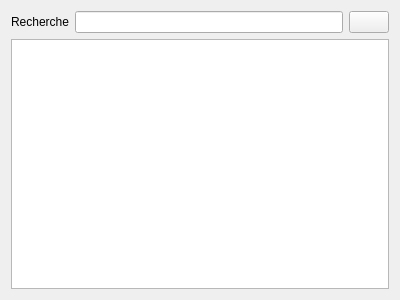
Above: src/Token/TokenMenu.ui from Nepta/nixjdr before the change. Below: the same form after it.
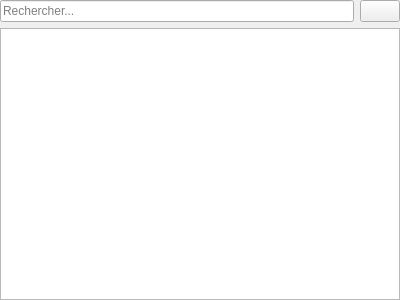
That is the form after the change. Icons and pictures are not drawn. Custom widgets are drawn as their Qt base class.

```diff
--- a/src/Token/TokenMenu.ui
+++ b/src/Token/TokenMenu.ui
@@ -26,17 +26,22 @@
    <string>Form</string>
   </property>
   <layout class="QHBoxLayout" name="horizontalLayout_2">
+   <property name="leftMargin">
+    <number>0</number>
+   </property>
+   <property name="topMargin">
+    <number>0</number>
+   </property>
+   <property name="rightMargin">
+    <number>0</number>
+   </property>
+   <property name="bottomMargin">
+    <number>0</number>
+   </property>
    <item>
     <layout class="QVBoxLayout" name="verticalLayout">
      <item>
       <layout class="QHBoxLayout" name="horizontalLayout">
-       <item>
-        <widget class="QLabel" name="label">
-         <property name="text">
-          <string>Recherche</string>
-         </property>
-        </widget>
-       </item>
        <item>
         <widget class="QLineEdit" name="inputSearchField">
          <property name="minimumSize">
@@ -45,6 +50,9 @@
            <height>0</height>
           </size>
          </property>
+         <property name="placeholderText">
+          <string>Rechercher...</string>
+         </property>
         </widget>
        </item>
        <item>
```
